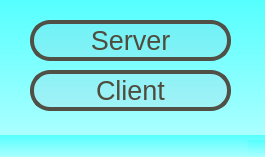
First picture: the form in src/resources/UI/choice.ui, repository abbeswrld/web, before the edit.
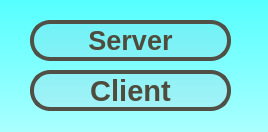
Second picture: the form after the edit.

The edit to the form file:
```diff
--- a/src/resources/UI/choice.ui
+++ b/src/resources/UI/choice.ui
@@ -6,8 +6,8 @@
    <rect>
     <x>0</x>
     <y>0</y>
-    <width>265</width>
-    <height>157</height>
+    <width>268</width>
+    <height>132</height>
    </rect>
   </property>
   <property name="windowTitle">
@@ -32,7 +32,11 @@
     </property>
     <property name="font">
      <font>
+      <family>MS Sans Serif</family>
       <pointsize>20</pointsize>
+      <weight>75</weight>
+      <bold>true</bold>
+      <underline>false</underline>
      </font>
     </property>
     <property name="styleSheet">
@@ -75,7 +79,10 @@
     </property>
     <property name="font">
      <font>
-      <pointsize>20</pointsize>
+      <family>MS Sans Serif</family>
+      <pointsize>22</pointsize>
+      <weight>75</weight>
+      <bold>true</bold>
      </font>
     </property>
     <property name="styleSheet">
@@ -107,7 +114,6 @@
     </property>
    </widget>
   </widget>
-  <widget class="QStatusBar" name="statusbar"/>
  </widget>
  <resources/>
  <connections/>
```
